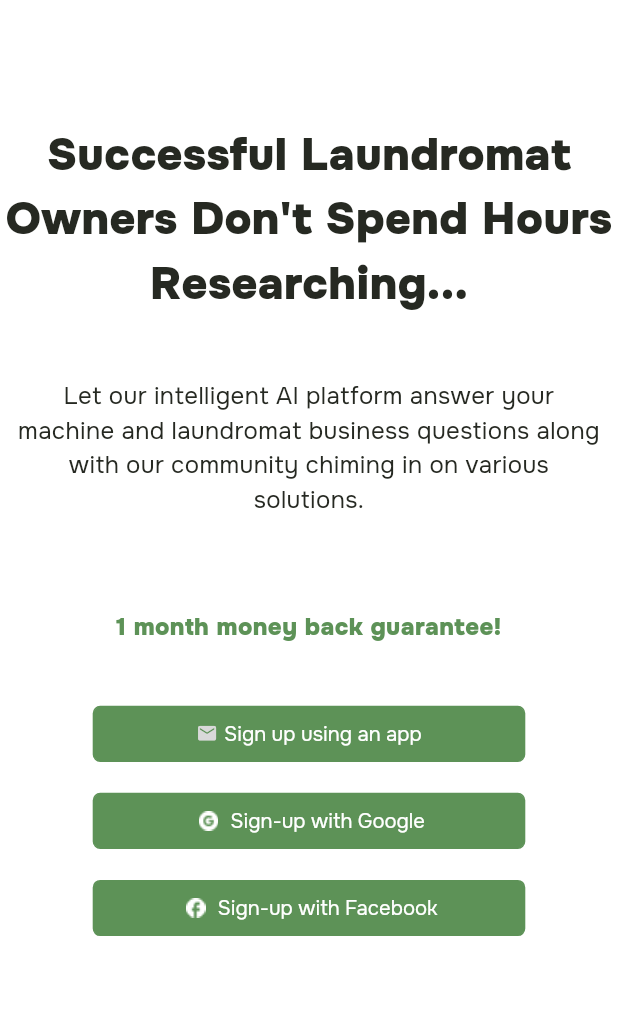
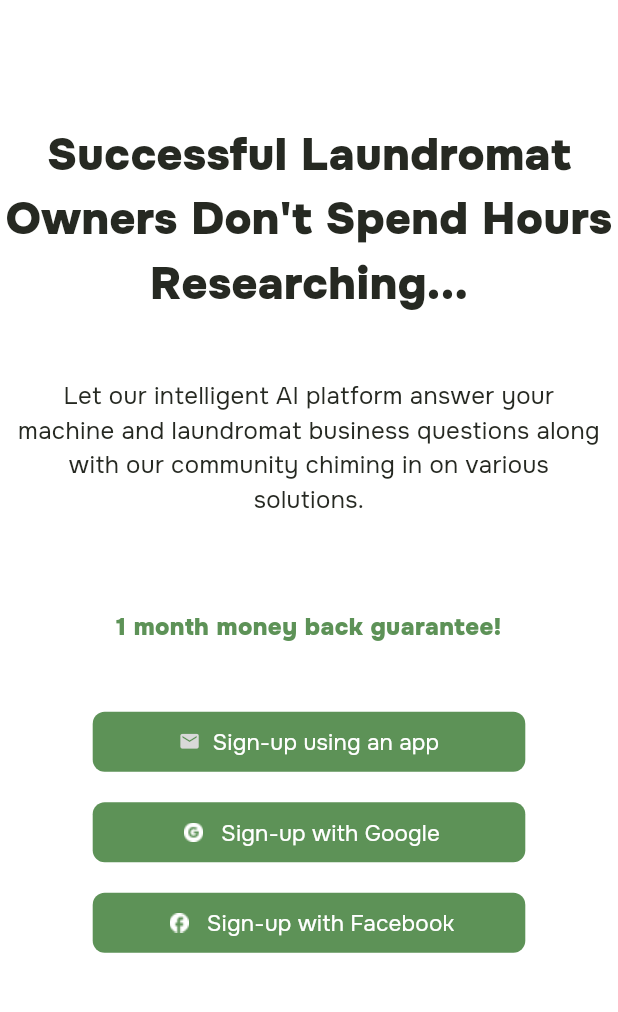
Before and after one commit to kstar0102/laundromats-for-ben, a Flutter app: the screen it shows after launch, on a phone screen of 412 x 824 dp, the part 156-1168 px from its top. Run offline on Flutter 3.47's test engine with Material 3 defaults, Android fonts, the phone set to English and light mode, and no system bars; our stand-ins replace dotted_border, file_picker, firebase_auth, firebase_core, flutter_riverpod, flutter_screenutil and 8 more; missing offline and left inert: flutter_facebook_auth, flutter_stripe; accounts and stored records are empty.

Commit message:
login page button fixed

```diff
--- a/lib/src/screen/auth/login.auth.dart
+++ b/lib/src/screen/auth/login.auth.dart
@@ -1,6 +1,5 @@
 import 'package:flutter/material.dart';
 import 'package:flutter_riverpod/flutter_riverpod.dart';
-import 'package:laundromats/src/constants/app_button.dart';
 import 'package:laundromats/src/constants/app_styles.dart';
 import 'package:laundromats/src/screen/auth/signup.screen.dart';
 import 'package:laundromats/src/screen/home/home.screen.dart';
@@ -200,44 +199,132 @@ class _LoginScreenState extends ConsumerState<LoginScreen> {
                               SizedBox(
                                 height: vMin(context, 10),
                               ),
-                              ButtonWidget(
-                                btnType: ButtonWidgetType.emailLogin,
-                                borderColor: kColorPrimary,
-                                textColor: kColorWhite,
-                                fullColor: kColorPrimary,
-                                size: false,
-                                icon: true,
+                              Column(
+                                children: [
+                                  TextButton(
+                                    style: TextButton.styleFrom(
+                                      backgroundColor:
+                                          kColorPrimary, // Green background color
+                                      shape: RoundedRectangleBorder(
+                                        borderRadius: BorderRadius.circular(
+                                            8), // Rounded corners
+                                      ),
+                                      padding: const EdgeInsets.symmetric(
+                                          vertical: 7,
+                                          horizontal: 20), // Adjust padding
+                                    ),
                                     onPressed: () {
                                       _signInEmail();
                                     },
+                                    child: Row(
+                                      mainAxisAlignment:
+                                          MainAxisAlignment.center,
+                                      children: [
+                                        Icon(
+                                          Icons
+                                              .mail, // System-provided email icon
+                                          size: vMin(context,
+                                              3.5), // Adjust size based on your layout
+                                          color:
+                                              kColorInputBorder, // Customize color if needed
+                                        ), // Email icon
+                                        const SizedBox(
+                                            width:
+                                                8), // Space between icon and text
+                                        const Text(
+                                          "Sign-up using an app",
+                                          style: TextStyle(
+                                            color: Colors.white, // Text color
+                                            fontSize: 15,
+                                            fontFamily: 'Onset-Regular',
+                                          ),
+                                        ),
+                                      ],
+                                    ),
                                   ),
                                   SizedBox(
-                                height: vMin(context, 5),
+                                    height: vMin(context, 3),
                                   ),
-                              ButtonWidget(
-                                btnType: ButtonWidgetType.googleLogin,
-                                borderColor: kColorPrimary,
-                                textColor: kColorWhite,
-                                fullColor: kColorPrimary,
-                                size: false,
-                                icon: true,
+                                  TextButton(
+                                    style: TextButton.styleFrom(
+                                      backgroundColor:
+                                          kColorPrimary, // Green background color
+                                      shape: RoundedRectangleBorder(
+                                        borderRadius: BorderRadius.circular(
+                                            8), // Rounded corners
+                                      ),
+                                      padding: const EdgeInsets.symmetric(
+                                          vertical: 7,
+                                          horizontal: 20), // Adjust padding
+                                    ),
                                     onPressed: () {
                                       _signInGoogle(context);
                                     },
+                                    child: Row(
+                                      mainAxisAlignment:
+                                          MainAxisAlignment.center,
+                                      children: [
+                                        Image.asset(
+                                          'assets/images/icons/google.png',
+                                          width: vMin(context, 5),
+                                          height: vMin(context, 5),
+                                        ), // Email icon
+                                        const SizedBox(
+                                            width:
+                                                8), // Space between icon and text
+                                        const Text(
+                                          "Sign-up with Google",
+                                          style: TextStyle(
+                                            color: Colors.white, // Text color
+                                            fontSize: 15,
+                                            fontFamily: 'Onset-Regular',
+                                          ),
+                                        ),
+                                      ],
+                                    ),
                                   ),
                                   SizedBox(
-                                height: vMin(context, 5),
+                                    height: vMin(context, 3),
                                   ),
-                              ButtonWidget(
-                                btnType: ButtonWidgetType.facebookLogin,
-                                borderColor: kColorPrimary,
-                                textColor: kColorWhite,
-                                fullColor: kColorPrimary,
-                                icon: true,
-                                size: false,
+                                  TextButton(
+                                    style: TextButton.styleFrom(
+                                      backgroundColor:
+                                          kColorPrimary, // Green background color
+                                      shape: RoundedRectangleBorder(
+                                        borderRadius: BorderRadius.circular(
+                                            8), // Rounded corners
+                                      ),
+                                      padding: const EdgeInsets.symmetric(
+                                          vertical: 7,
+                                          horizontal: 20), // Adjust padding
+                                    ),
                                     onPressed: () {
                                       _signInFacebook(context);
                                     },
+                                    child: Row(
+                                      mainAxisAlignment:
+                                          MainAxisAlignment.center,
+                                      children: [
+                                        Image.asset(
+                                          'assets/images/icons/facebook.png',
+                                          width: vMin(context, 5),
+                                          height: vMin(context, 5),
+                                        ), // Email icon
+                                        const SizedBox(
+                                            width:
+                                                8), // Space between icon and text
+                                        const Text(
+                                          "Sign-up with Facebook",
+                                          style: TextStyle(
+                                            color: Colors.white, // Text color
+                                            fontSize: 15,
+                                            fontFamily: 'Onset-Regular',
+                                          ),
+                                        ),
+                                      ],
+                                    ),
+                                  ),
+                                ],
                               ),
                             ],
                           ))
```
Lines whose indentation alone changed are shown as unchanged.
